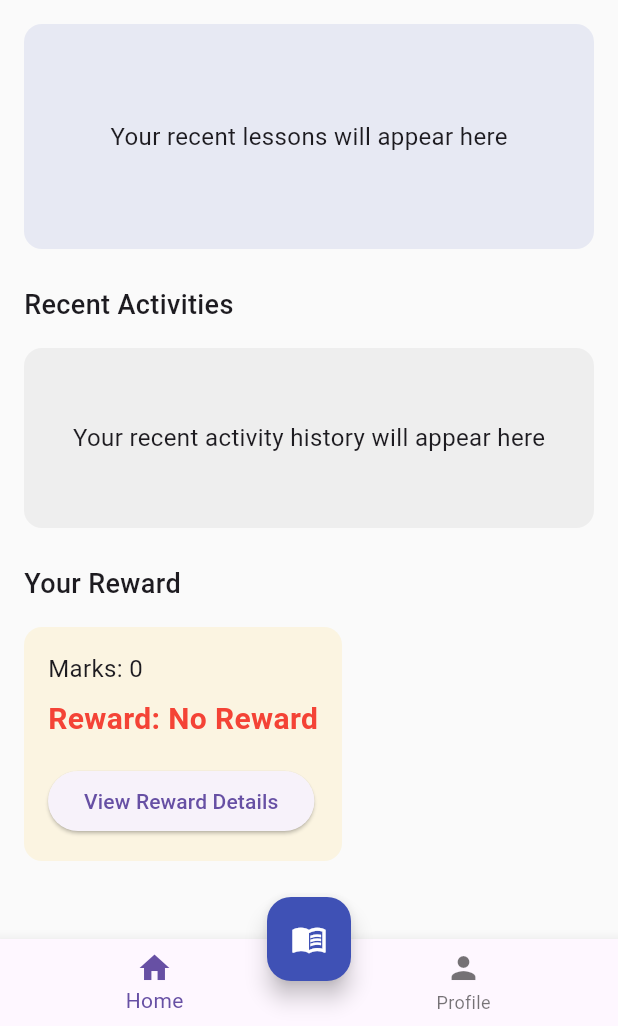
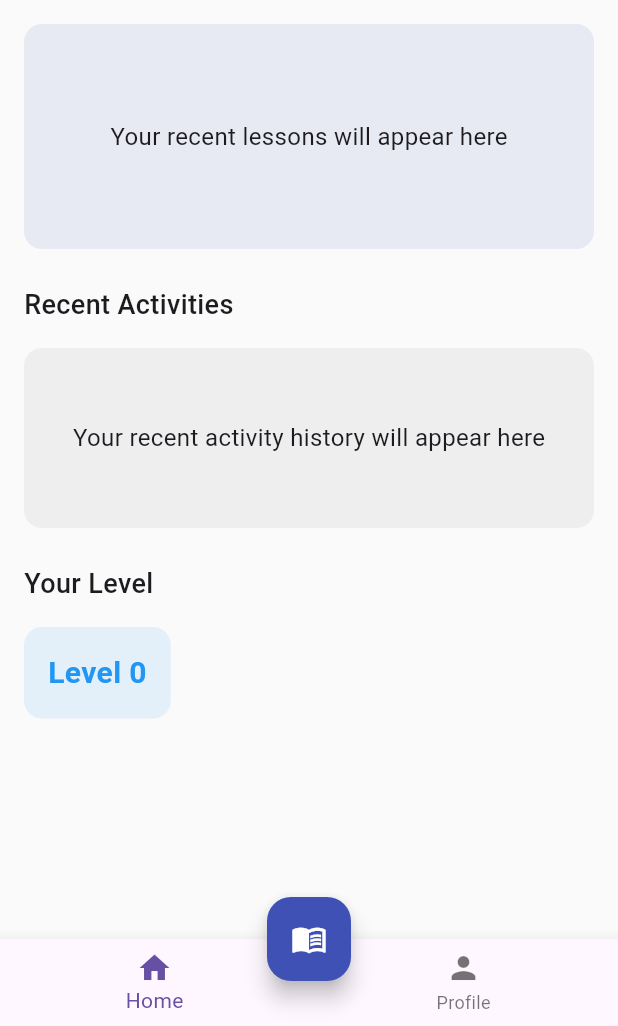
Before and after one commit to Group-7B/MainProgram, a Flutter app: the HomeScreen screen opened directly, after a tap on the "search" icon, on a phone screen of 412 x 824 dp, the part 210-1236 px from its top. Run offline on Flutter 3.47's test engine with Material 3 defaults, Android fonts, the phone set to English and light mode, and no system bars.

Commit message:
changed rewards to levels

```diff
--- a/lib/main.dart
+++ b/lib/main.dart
@@ -6,7 +6,6 @@ import 'package:learning_app/screens/quiz_screen.dart';
 import 'package:learning_app/screens/subject_screen.dart';
 import 'package:learning_app/theme/app_theme.dart';
 import 'package:learning_app/screens/setting_screen.dart';
-import 'package:learning_app/screens/reward_screen.dart';
 
 void main() {
   runApp(const LearningApp());
@@ -30,7 +29,6 @@ class LearningApp extends StatelessWidget {
         '/quiz': (context) => const QuizScreen(),
         '/profile': (context) => const SettingsScreen(),
         '/setting': (context) => const SettingsScreen(),
-        '/reward': (context) => RewardScreen(marks: 0),
       },
     );
   }
--- a/lib/screens/home_screen.dart
+++ b/lib/screens/home_screen.dart
@@ -12,9 +12,9 @@ class HomeScreen extends StatefulWidget {
 class _HomeScreenState extends State<HomeScreen> {
   int _currentIndex = 0;
 
-  Future<int> fetchMarks() async {
+  Future<String> fetchLevel() async {
     await Future.delayed(const Duration(seconds: 2));
-    return 0; // Example marks
+    return 'Level 0'; // Example marks
   }
 
   String getReward(int marks) {
@@ -104,7 +104,7 @@ class _HomeScreenState extends State<HomeScreen> {
           const SizedBox(height: 24),
           _buildRecentActivities(),
           const SizedBox(height: 24),
-          _buildRewardSection(),
+          _buildLevelSection(),
         ],
       ),
     );
@@ -146,67 +146,38 @@ class _HomeScreenState extends State<HomeScreen> {
     );
   }
 
-  Widget _buildRewardSection() {
-    return FutureBuilder<int>(
-      future: fetchMarks(),
+  Widget _buildLevelSection() {
+    return FutureBuilder<String>(
+      future: fetchLevel(),
       builder: (context, snapshot) {
         if (snapshot.connectionState == ConnectionState.waiting) {
           return const Center(child: CircularProgressIndicator());
         } else if (snapshot.hasError) {
-          return const Center(child: Text('Error fetching marks'));
+          return const Center(child: Text('Error fetching level'));
         } else {
-          final marks = snapshot.data!;
-          final reward = getReward(marks);
+          final level = snapshot.data!;
 
           return Column(
             crossAxisAlignment: CrossAxisAlignment.start,
             children: [
               const Text(
-                'Your Reward',
+                'Your Level',
                 style: TextStyle(fontSize: 18, fontWeight: FontWeight.w500),
               ),
               const SizedBox(height: 16),
               Container(
                 padding: const EdgeInsets.all(16),
                 decoration: BoxDecoration(
-                  color: Colors.amber.withOpacity(0.1),
+                  color: Colors.blue.withOpacity(0.1),
                   borderRadius: BorderRadius.circular(12),
                 ),
-                child: Column(
-                  crossAxisAlignment: CrossAxisAlignment.start,
-                  children: [
-                    Text(
-                      'Marks: $marks',
-                      style: const TextStyle(fontSize: 16),
-                    ),
-                    const SizedBox(height: 8),
-                    Text(
-                      'Reward: $reward',
-                      style: TextStyle(
-                        fontSize: 20,
-                        fontWeight: FontWeight.bold,
-                        color: reward == 'Gold'
-                            ? Colors.amber
-                            : reward == 'Silver'
-                                ? Colors.grey
-                                : reward == 'Bronze'
-                                    ? Colors.brown
-                                    : Colors.red,
-                      ),
-                    ),
-                    const SizedBox(height: 16),
-                    ElevatedButton(
-                      onPressed: () {
-                        Navigator.push(
-                          context,
-                          MaterialPageRoute(
-                            builder: (context) => RewardScreen(marks: marks),
-                          ),
-                        );
-                      },
-                      child: const Text('View Reward Details'),
-                    ),
-                  ],
+                child: Text(
+                  level,
+                  style: const TextStyle(
+                    fontSize: 20,
+                    fontWeight: FontWeight.bold,
+                    color: Colors.blue,
+                  ),
                 ),
               ),
             ],
```
